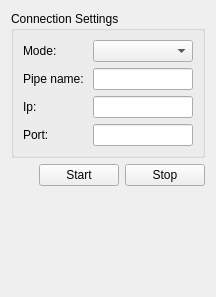
Old version of the form octproz_socket_stream_extension/src/socketstreamextensionform.ui in the repository spectralcode/octproz-socket-stream-extension.
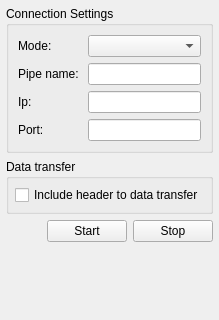
New version of the form.

Commit message: header generation for image metadata added

Diff of the .ui file:
```diff
--- a/octproz_socket_stream_extension/src/socketstreamextensionform.ui
+++ b/octproz_socket_stream_extension/src/socketstreamextensionform.ui
@@ -6,8 +6,8 @@
    <rect>
     <x>0</x>
     <y>0</y>
-    <width>216</width>
-    <height>297</height>
+    <width>207</width>
+    <height>320</height>
    </rect>
   </property>
   <property name="sizePolicy">
@@ -19,7 +19,19 @@
   <property name="windowTitle">
    <string>Form</string>
   </property>
-  <layout class="QVBoxLayout" name="verticalLayout">
+  <layout class="QVBoxLayout" name="verticalLayout_2">
+   <property name="leftMargin">
+    <number>6</number>
+   </property>
+   <property name="topMargin">
+    <number>6</number>
+   </property>
+   <property name="rightMargin">
+    <number>6</number>
+   </property>
+   <property name="bottomMargin">
+    <number>6</number>
+   </property>
    <item>
     <widget class="QGroupBox" name="groupBox">
      <property name="title">
@@ -69,6 +81,37 @@
      </layout>
     </widget>
    </item>
+   <item>
+    <widget class="QGroupBox" name="groupBox_2">
+     <property name="title">
+      <string>Data transfer</string>
+     </property>
+     <layout class="QVBoxLayout" name="verticalLayout">
+      <property name="spacing">
+       <number>3</number>
+      </property>
+      <property name="leftMargin">
+       <number>6</number>
+      </property>
+      <property name="topMargin">
+       <number>6</number>
+      </property>
+      <property name="rightMargin">
+       <number>6</number>
+      </property>
+      <property name="bottomMargin">
+       <number>6</number>
+      </property>
+      <item>
+       <widget class="QCheckBox" name="checkBox_header">
+        <property name="text">
+         <string>Include header to data transfer</string>
+        </property>
+       </widget>
+      </item>
+     </layout>
+    </widget>
+   </item>
    <item>
     <layout class="QHBoxLayout" name="horizontalLayout_5">
      <item>
```
The commit also changes 6 other files.
